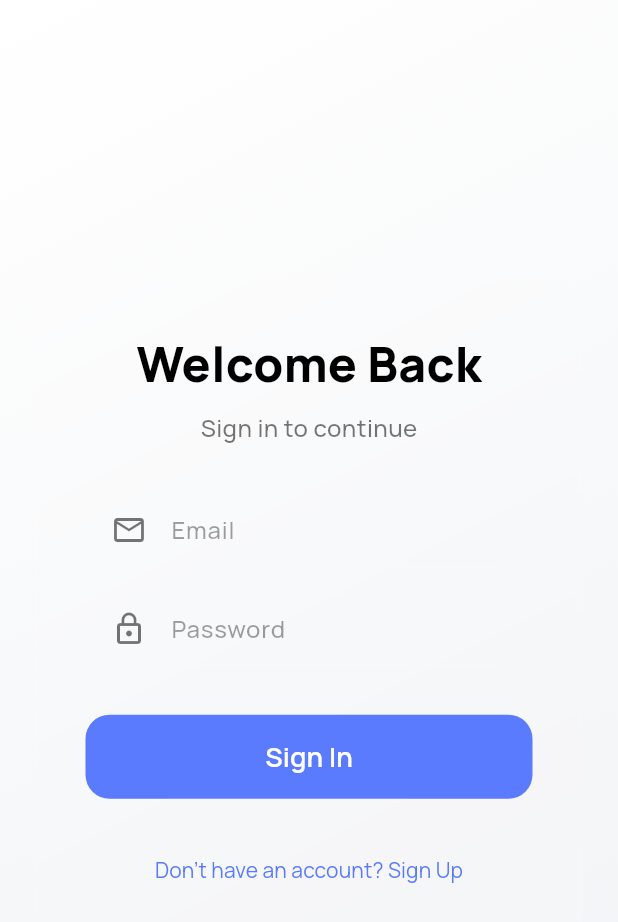
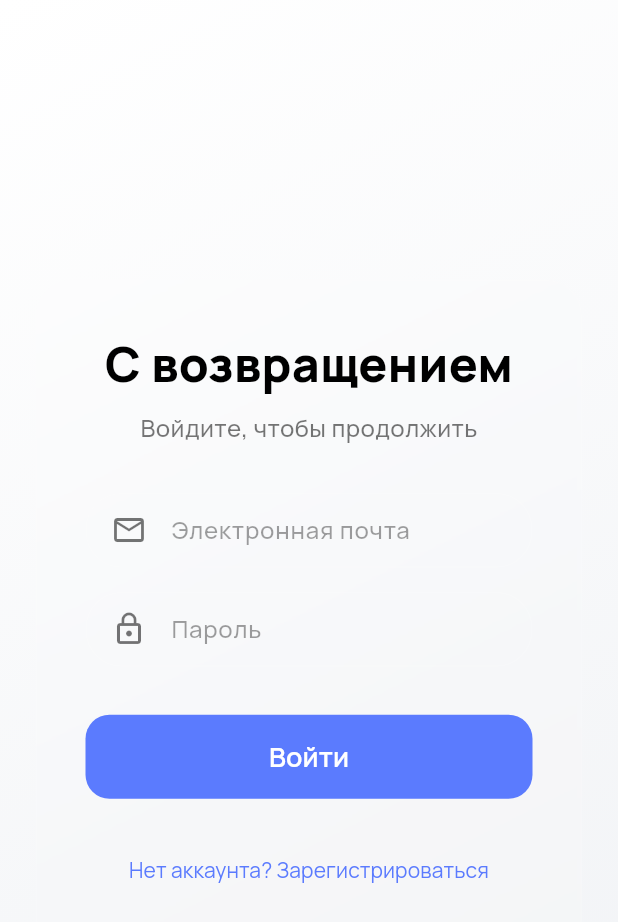
Before and after one commit to EuclidTevvyalll/Chattest, a Flutter app: the screen it shows after launch, on a phone screen of 412 x 824 dp. Shown: the top 922 px of the screen. Run offline on Flutter 3.47's test engine with Material 3 defaults, Android fonts, the phone set to English and light mode, and no system bars; our stand-ins replace dio, flutter_hooks, flutter_riverpod, freezed_annotation, go_router, google_fonts and 4 more; missing offline and left inert: crop_your_image; accounts and stored records are empty.

Commit message:
Перевод интерфейса приложения на русский язык

```diff
--- a/lib/features/auth/presentation/screens/auth_screen.dart
+++ b/lib/features/auth/presentation/screens/auth_screen.dart
@@ -40,14 +40,14 @@ class AuthScreen extends HookConsumerWidget {
                 mainAxisSize: MainAxisSize.min,
                 children: [
                   Text(
-                    isLogin.value ? 'Welcome Back' : 'Create Account',
+                    isLogin.value ? 'С возвращением' : 'Создать аккаунт',
                     style: ThemeTextStyles.h1(isDark: isDark),
                   ),
                   const SizedBox(height: 8),
                   Text(
                     isLogin.value
-                        ? 'Sign in to continue'
-                        : 'Join our messenger community',
+                        ? 'Войдите, чтобы продолжить'
+                        : 'Присоединяйтесь к нашему сообществу',
                     style: ThemeTextStyles.bodyMedium(
                       isDark: isDark,
                       color: isDark ? Colors.white70 : Colors.black54,
@@ -57,7 +57,7 @@ class AuthScreen extends HookConsumerWidget {
                   if (!isLogin.value) ...[
                     _buildTextField(
                       controller: usernameController,
-                      hintText: 'Username',
+                      hintText: 'Имя пользователя',
                       icon: Icons.person_outline,
                       isDark: isDark,
                     ),
@@ -65,14 +65,14 @@ class AuthScreen extends HookConsumerWidget {
                   ],
                   _buildTextField(
                     controller: emailController,
-                    hintText: 'Email',
+                    hintText: 'Электронная почта',
                     icon: Icons.email_outlined,
                     isDark: isDark,
                   ),
                   const SizedBox(height: 16),
                   _buildTextField(
                     controller: passwordController,
-                    hintText: 'Password',
+                    hintText: 'Пароль',
                     icon: Icons.lock_outline,
                     isDark: isDark,
                     isPassword: true,
@@ -127,7 +127,7 @@ class AuthScreen extends HookConsumerWidget {
                       child: isLoading.value
                           ? const CircularProgressIndicator(color: Colors.white)
                           : Text(
-                              isLogin.value ? 'Sign In' : 'Sign Up',
+                              isLogin.value ? 'Войти' : 'Зарегистрироваться',
                               style: ThemeTextStyles.bodyLarge(
                                 color: Colors.white,
                               ),
@@ -139,8 +139,8 @@ class AuthScreen extends HookConsumerWidget {
                     onPressed: () => isLogin.value = !isLogin.value,
                     child: Text(
                       isLogin.value
-                          ? "Don't have an account? Sign Up"
-                          : "Already have an account? Sign In",
+                          ? "Нет аккаунта? Зарегистрироваться"
+                          : "Уже есть аккаунт? Войти",
                       style: ThemeTextStyles.bodySmall(color: ThemeColors.blue),
                     ),
                   ),
--- a/lib/features/chat/data/repositories/supabase_chat_repository.dart
+++ b/lib/features/chat/data/repositories/supabase_chat_repository.dart
@@ -156,7 +156,7 @@ class SupabaseChatRepository implements ChatRepository {
   @override
   Future<String> createGroup(String name, List<String> participantIds) async {
     final myId = _client.auth.currentUser?.id;
-    if (myId == null) throw Exception('User not authenticated');
+    if (myId == null) throw Exception('Пользователь не авторизован');
 
     final allParticipants = {myId, ...participantIds}.toList();
 
@@ -181,7 +181,7 @@ class SupabaseChatRepository implements ChatRepository {
   @override
   Future<String> createChannel(String name, String? description) async {
     final myId = _client.auth.currentUser?.id;
-    if (myId == null) throw Exception('User not authenticated');
+    if (myId == null) throw Exception('Пользователь не авторизован');
 
     final roomData = await _client.from('rooms').insert({
       'type': 'channel',
--- a/lib/features/profile/presentation/screens/avatar_crop_dialog.dart
+++ b/lib/features/profile/presentation/screens/avatar_crop_dialog.dart
@@ -31,7 +31,7 @@ class _AvatarCropDialogState extends State<AvatarCropDialog> {
           mainAxisSize: MainAxisSize.min,
           children: [
             Text(
-              'Crop Avatar',
+              'Обрезать аватар',
               style: TextStyle(
                 fontSize: 24,
                 fontWeight: FontWeight.bold,
@@ -73,7 +73,7 @@ class _AvatarCropDialogState extends State<AvatarCropDialog> {
                       ),
                     ),
                     child: Text(
-                      'Cancel',
+                      'Отмена',
                       style: TextStyle(
                         fontSize: 16,
                         color: isDark ? Colors.white70 : Colors.black54,
@@ -95,7 +95,7 @@ class _AvatarCropDialogState extends State<AvatarCropDialog> {
                       elevation: 0,
                     ),
                     child: const Text(
-                      'Confirm',
+                      'Подтвердить',
                       style: TextStyle(fontSize: 16, fontWeight: FontWeight.bold),
                     ),
                   ),
```
Also changed, not shown: lib/features/chat/presentation/screens/chat_detail_screen.dart (+6 -6 lines), lib/features/chat/presentation/screens/chat_info_screen.dart (+15 -15 lines), lib/features/chat/presentation/screens/chat_list_screen.dart (+5 -5 lines), lib/features/chat/presentation/screens/create_chat_screen.dart (+16 -16 lines), lib/features/profile/presentation/screens/profile_screen.dart (+11 -11 lines).
